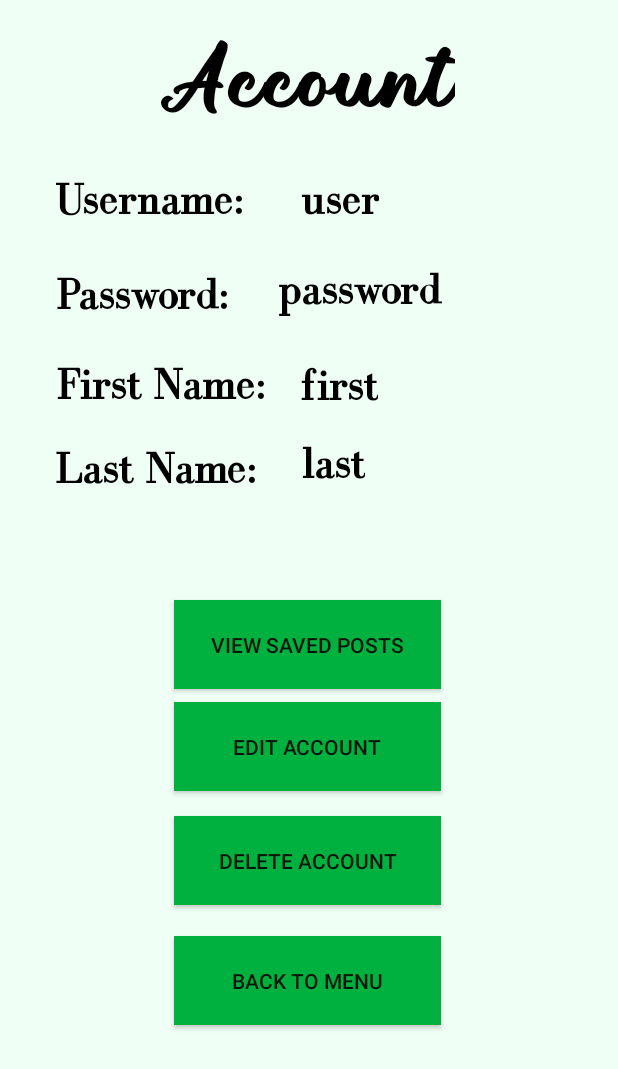
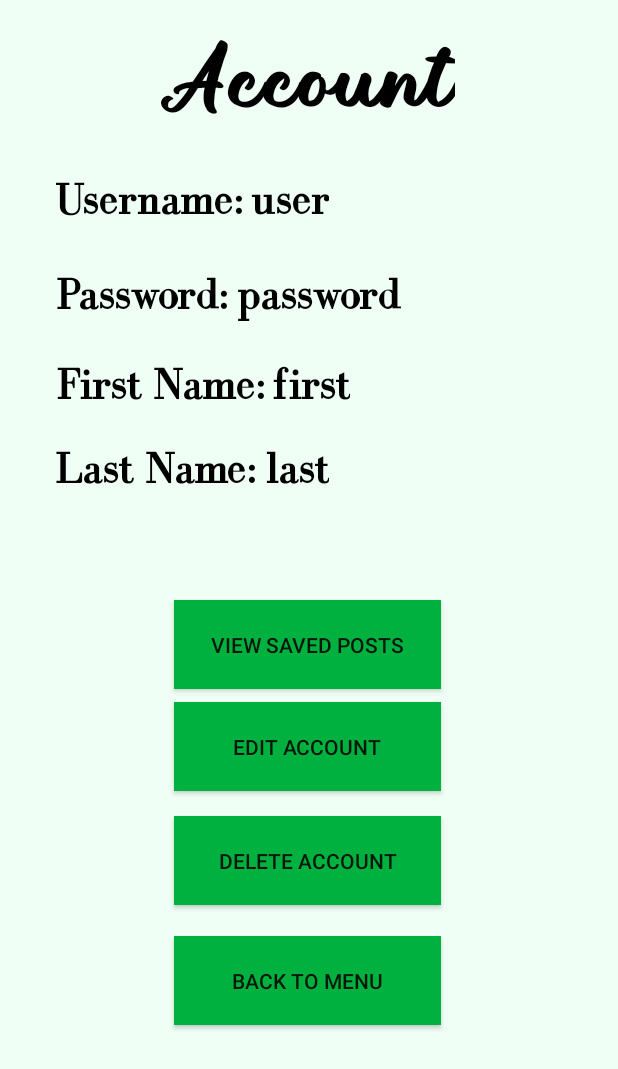
Before and after one commit to mbedford001/GarageSaleFinder-maria-topfork, an Android app: the layout activity_view_account.xml on its own in the app's theme, with its tools: preview values and no code run, on a phone screen of 412 x 824 dp. Shown: the top 1069 px of the screen. Run offline under Robolectric (Android 15) with nearby library versions, the phone set to English and light mode, and no system bars; network calls fail.

Commit message:
some minor changes

```diff
--- a/app/src/main/java/com/example/garagesalefinder/Home.java
+++ b/app/src/main/java/com/example/garagesalefinder/Home.java
@@ -49,7 +49,7 @@ public class Home extends AppCompatActivity {
                 String email = Email.getText().toString().trim();//converts user input to string
                 String password = Password.getText().toString().trim();//converts user input to string
                 boolean done = true;
-                dbhc.getUser(email);
+
                 if(TextUtils.isEmpty(email)){//verifies a username was entered
                     Email.setError("Username is Required.");
                     Toast.makeText(Home.this, "Login Failed", Toast.LENGTH_LONG).show();
@@ -66,10 +66,12 @@ public class Home extends AppCompatActivity {
                     //System.out.println("Success! Inside if statement! Username "+ email + "Password: "+password);
                     //startActivity(new Intent(getApplicationContext(), Menu.class));
                     //finish();
-
+                    DataBaseHelperClass dbhc2 = new DataBaseHelperClass(Home.this);
+                    dbhc2.getUser(email);
                     Intent intent = new Intent(Home.this,Menu.class);
                     intent.putExtra("username",email);
                     intent.putExtra("password", password);
+                    dbhc2.close();
                     startActivity(intent);
                     finish();
                 }
--- a/app/src/main/res/layout/activity_view_account.xml
+++ b/app/src/main/res/layout/activity_view_account.xml
@@ -41,17 +41,14 @@
         android:id="@+id/username"
         android:layout_width="wrap_content"
         android:layout_height="wrap_content"
-        android:layout_marginTop="116dp"
         android:fontFamily="@font/bodoni"
         android:text="@string/user"
         android:textColor="@color/black"
         android:textSize="30sp"
         android:textStyle="bold"
-        app:layout_constraintEnd_toEndOf="parent"
-        app:layout_constraintHorizontal_bias="0.557"
+        android:layout_marginLeft="5dp"
         app:layout_constraintLeft_toRightOf="@id/viewUsername"
-        app:layout_constraintStart_toStartOf="parent"
-        app:layout_constraintTop_toTopOf="parent" />
+        app:layout_constraintTop_toTopOf="@id/viewUsername" />
 
     <TextView
         android:id="@+id/viewPassword"
@@ -72,17 +69,14 @@
         android:id="@+id/password"
         android:layout_width="wrap_content"
         android:layout_height="wrap_content"
-        android:layout_marginTop="176dp"
         android:fontFamily="@font/bodoni"
         android:text="@string/password"
         android:textColor="@color/black"
         android:textSize="30sp"
         android:textStyle="bold"
-        app:layout_constraintEnd_toEndOf="parent"
-        app:layout_constraintHorizontal_bias="0.612"
+        android:layout_marginLeft="5dp"
         app:layout_constraintLeft_toRightOf="@id/viewPassword"
-        app:layout_constraintStart_toStartOf="parent"
-        app:layout_constraintTop_toTopOf="parent" />
+        app:layout_constraintTop_toTopOf="@id/viewPassword"/>
 
     <TextView
         android:id="@+id/viewFirstName"
@@ -103,17 +97,14 @@
         android:id="@+id/first"
         android:layout_width="wrap_content"
         android:layout_height="wrap_content"
-        android:layout_marginTop="240dp"
         android:fontFamily="@font/bodoni"
         android:textStyle="bold"
         android:text="@string/first"
         android:textColor="@color/black"
         android:textSize="30sp"
-        app:layout_constraintEnd_toEndOf="parent"
-        app:layout_constraintHorizontal_bias="0.557"
-        app:layout_constraintLeft_toRightOf="@id/viewPassword"
-        app:layout_constraintStart_toStartOf="parent"
-        app:layout_constraintTop_toTopOf="parent" />
+        android:layout_marginLeft="5dp"
+        app:layout_constraintLeft_toRightOf="@id/viewFirstName"
+        app:layout_constraintTop_toTopOf="@id/viewFirstName" />
 
     <TextView
         android:id="@+id/viewLastName"
@@ -134,17 +125,14 @@
         android:id="@+id/last"
         android:layout_width="wrap_content"
         android:layout_height="wrap_content"
-        android:layout_marginTop="292dp"
         android:fontFamily="@font/bodoni"
         android:text="@string/last"
         android:textColor="@color/black"
         android:textSize="30sp"
         android:textStyle="bold"
-        app:layout_constraintEnd_toEndOf="parent"
-        app:layout_constraintHorizontal_bias="0.543"
-        app:layout_constraintLeft_toRightOf="@id/viewPassword"
-        app:layout_constraintStart_toStartOf="parent"
-        app:layout_constraintTop_toTopOf="parent" />
+        android:layout_marginLeft="5dp"
+        app:layout_constraintLeft_toRightOf="@id/viewLastName"
+        app:layout_constraintTop_toTopOf="@id/viewLastName"/>
 
     <Button
         android:id="@+id/viewSPBtn"
--- a/app/src/main/res/layout/activity_view_post.xml
+++ b/app/src/main/res/layout/activity_view_post.xml
@@ -328,12 +328,12 @@ order for the link to work.-->
         android:id="@+id/back2Saved"
         android:layout_width="147dp"
         android:layout_height="52dp"
-        android:layout_marginTop="566dp"
+        android:layout_marginTop="5dp"
+        android:layout_marginEnd="132dp"
         android:background="@color/wales"
         android:text="My Saved Posts"
         app:layout_constraintTop_toBottomOf="@id/placeholder1"
         app:layout_constraintLeft_toLeftOf="@id/placeholder1"
-        app:layout_constraintTop_toTopOf="parent"
         tools:ignore="MissingConstraints" />
 
     <Button
```
Also changed, not shown: app/src/main/res/font/bodoniflfroman.xml (+0 -7 lines), app/src/main/res/bell/bell.png (deleted), app/src/main/res/drawable/bell.png (renamed from app/src/main/res/drawable-v24/bell.png).
